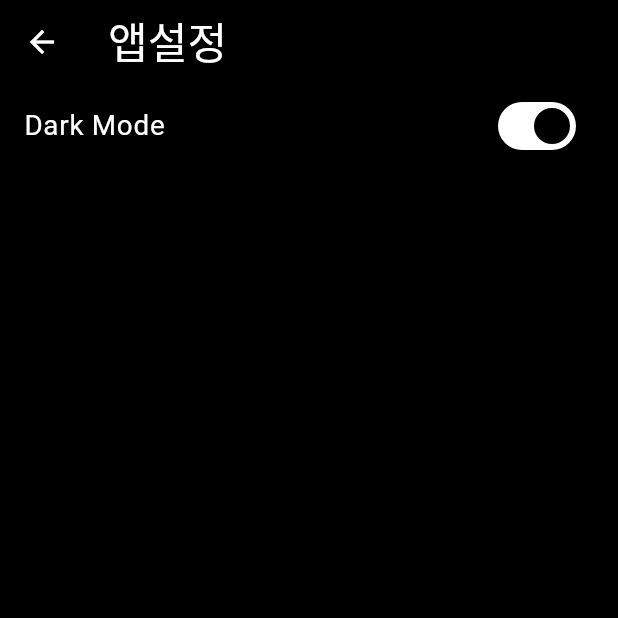
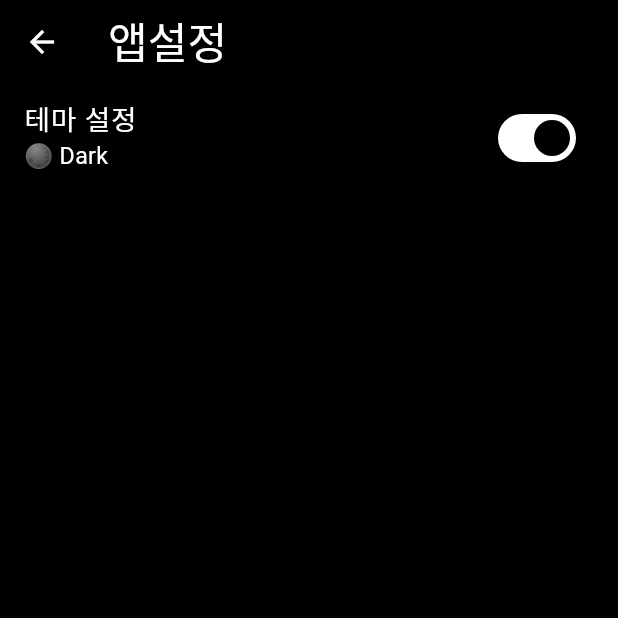
Before and after one commit to DAAC-A00/tickerwatch, a Flutter app: the CommonSettingScreen screen opened directly, on a phone screen of 412 x 824 dp, the top half of it. Run offline on Flutter 3.47's test engine with Material 3 defaults, Android fonts, the phone set to English and light mode, and no system bars; our stand-ins replace flutter_riverpod, go_router, hive, hive_flutter; missing offline and left inert: back_button_interceptor; accounts and stored records are empty; Roboto replaces fonts that are missing (Pretendard).

Commit message:
<feat> product setting : CommonSettingScreen 테마 설정 이름 변경 및 subtitle 추가

```diff
--- a/lib/product/setting/screens/common_setting_screen.dart
+++ b/lib/product/setting/screens/common_setting_screen.dart
@@ -21,7 +21,10 @@ class CommonSettingScreen extends ConsumerWidget {
       body: ListView(
         children: [
           SwitchListTile(
-            title: const Text('Dark Mode'),
+            title: const Text('테마 설정'),
+            subtitle: Text(
+              commonSetting.isDarkMode ? '🌑 Dark' : '☀️ Light',
+            ),
             value: commonSetting.isDarkMode,
             onChanged: (bool value) {
               commonSettingNotifier.updateBox(
```
